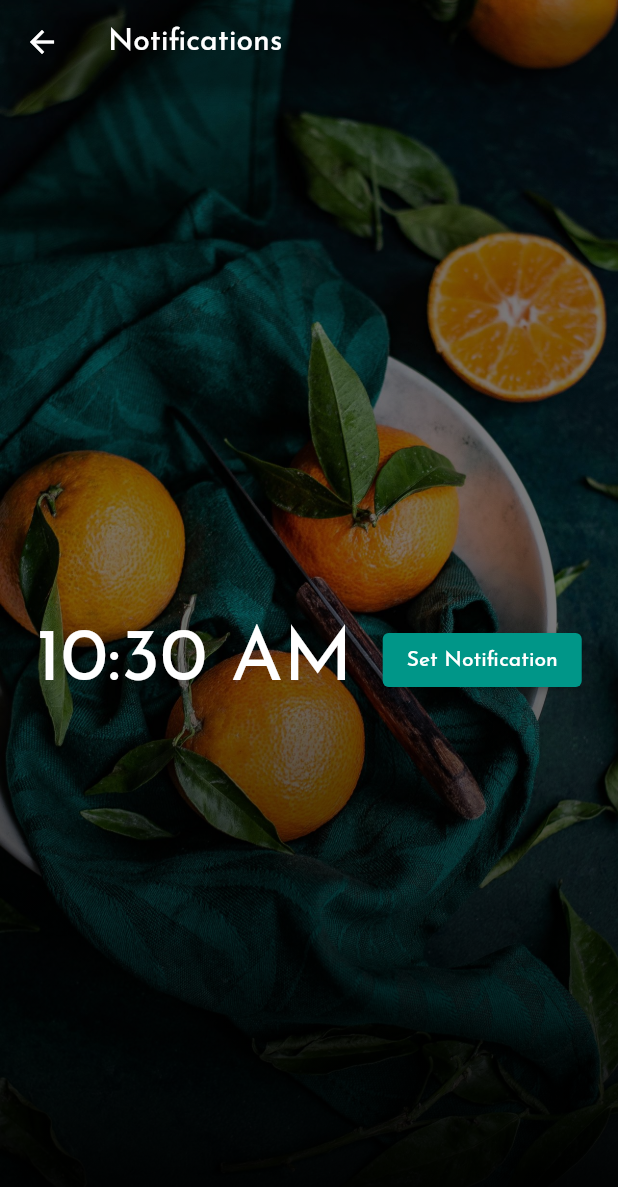
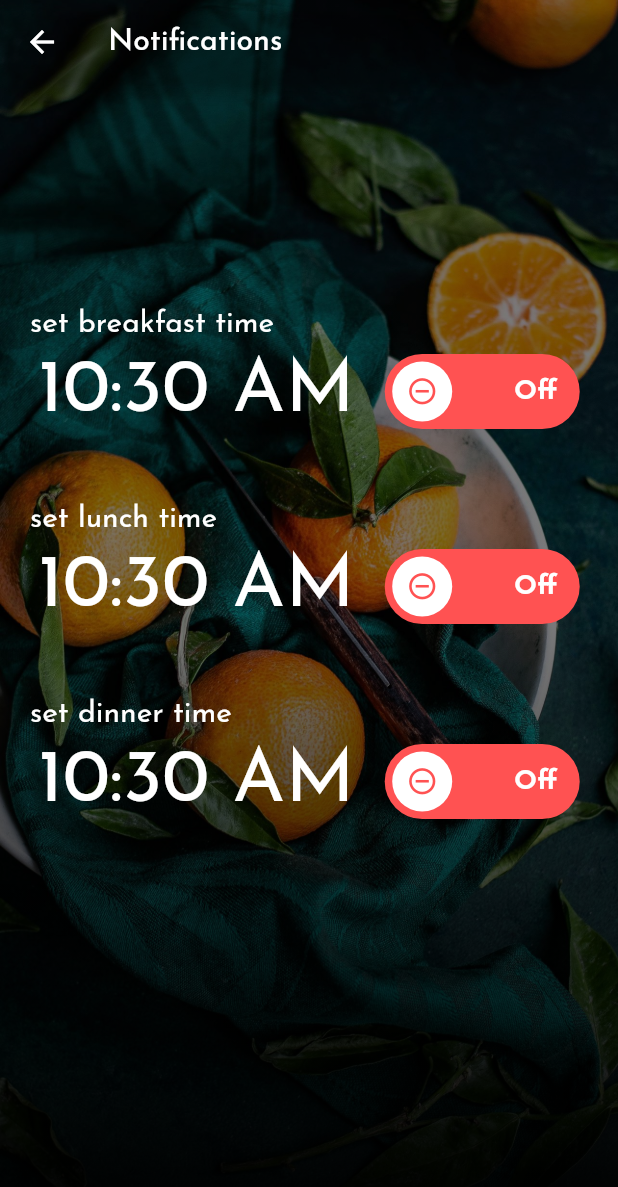
Before and after one commit to Software-Engineering-Project-Group-14/my_diet_guide, a Flutter app: the Notifications screen opened directly, on a phone screen of 412 x 824 dp. Shown: the top 1187 px of the screen. Run offline on Flutter 3.47's test engine with Material 2 defaults, Android fonts, the phone set to English and light mode, and no system bars; drawn by our look-alikes of lite_rolling_switch; our stand-ins replace cloud_firestore, device_preview, email_validator, firebase_auth, firebase_core, flutter_local_notifications and 6 more; missing offline and left inert: age_calculator; accounts and stored records are empty.

Commit message:
local notification functionality

```diff
--- a/lib/models/Notification.dart
+++ b/lib/models/Notification.dart
@@ -0,0 +1,128 @@
+import 'package:flutter/material.dart';
+import 'package:flutter_local_notifications/flutter_local_notifications.dart';
+import 'package:flutter_native_timezone/flutter_native_timezone.dart';
+import 'package:rxdart/rxdart.dart';
+import 'package:timezone/data/latest.dart' as tz;
+import 'package:timezone/timezone.dart' as tz;
+
+/// This class is used to schedule notifications
+/// For breakfast notification id =1
+/// For lunch notification id =2
+/// For dinner notification id =3
+
+class NotificationService{
+  final _notifications = FlutterLocalNotificationsPlugin();
+  final onNotification = BehaviorSubject<String?>();
+  late bool notificationState;
+  static NotificationService breakfastService = NotificationService(1, "Breakfast Time", "It's time to have breakfast", "Breakfast");
+  static NotificationService lunchService = NotificationService(2, "Lunch time", "It's time to have lunch", "Lunch");
+  static NotificationService dinnerService = NotificationService(3, "Dinner time", "It's time to have dinner", "Dinner");
+
+  static TimeOfDay breakfastTime = TimeOfDay.now();
+  static TimeOfDay lunchTime = TimeOfDay.now();
+  static TimeOfDay dinnerTime = TimeOfDay.now();
+
+  late int id;
+  late String title;
+  late String body;
+  late String payload;
+  late TimeOfDay time;
+  NotificationService(this.id, this.title, this.body, this.payload){
+    init();
+    removeNotificationState();
+    time = TimeOfDay.now();
+  }
+
+   void setNotificationState(){
+    notificationState = true;
+  }
+   void removeNotificationState(){
+    notificationState = false;
+  }
+
+  void setNotification(TimeOfDay time){
+    this.time = time;
+    showScheduledNotification(
+        id: id,
+        title: title,
+        body: body,
+        payload: payload,
+        scheduledDate: time);
+  }
+   Future init({bool initScheduled = false}) async{
+    _configureLocalTimeZone();
+    final android = AndroidInitializationSettings('@drawable/ic_stat_local_florist');
+    final ios = DarwinInitializationSettings();
+    final settings = InitializationSettings(android: android, iOS: ios);
+    await _notifications.initialize(
+      settings,
+        // onDidReceiveNotificationResponse: onDidReceiveNotificationResponse,
+    );
+    _notifications.resolvePlatformSpecificImplementation<
+        AndroidFlutterLocalNotificationsPlugin>()?.requestPermission();
+  }
+  void onDidReceiveNotificationResponse(String? payload) async {
+    print(payload);
+  }
+
+   void showScheduledNotification({
+    int id=0,
+    String? title,
+    String? body,
+    String? payload,
+    required TimeOfDay scheduledDate,
+})  async {
+     _notifications.zonedSchedule(
+       id,
+       title,
+       body,
+       _scheduleDaily(Time(scheduledDate.hour,scheduledDate.minute)),
+       await _notificationDetails(),
+       payload: payload,
+       uiLocalNotificationDateInterpretation: UILocalNotificationDateInterpretation.absoluteTime,
+       androidAllowWhileIdle: true,
+       matchDateTimeComponents: DateTimeComponents.time,
+     );
+   }
+
+
+   Future _notificationDetails() async{
+    return NotificationDetails(
+      android: AndroidNotificationDetails(
+        'channel id',
+        'channel name',
+        channelDescription: 'Description',
+        importance: Importance.max,
+        priority: Priority.max,
+        playSound: true,
+      ),
+      iOS: DarwinNotificationDetails()
+    );
+  }
+
+  tz.TZDateTime _scheduleDaily(Time time) {
+    final tz.TZDateTime now = tz.TZDateTime.now(tz.local);
+    final scheduleDate = tz.TZDateTime(
+      tz.local,
+      now.year,
+      now.month,
+      now.day,
+      time.hour,
+      time.minute,
+    );
+    return scheduleDate.isBefore(now)  //check if the time is in the past
+        ? scheduleDate.add(const Duration(days: 1))
+        : scheduleDate;
+  }
+  Future<void> _configureLocalTimeZone() async {
+    tz.initializeTimeZones();
+    final String timeZone = await FlutterNativeTimezone.getLocalTimezone();
+    tz.setLocalLocation(tz.getLocation(timeZone));
+  }
+
+
+
+  void cancelNotification() async{
+    await _notifications.cancel(id);
+  }
+}
--- a/lib/screens/notifications.dart
+++ b/lib/screens/notifications.dart
@@ -1,5 +1,6 @@
 import 'package:flutter/material.dart';
 import 'package:my_diet_guide/models/Notification.dart';
+import 'package:my_diet_guide/widgets/liteRollingSwitch.dart';
 import 'package:my_diet_guide/widgets/timePicker.dart';
 
 import '../core/services/local_notification_service.dart';
@@ -15,44 +16,58 @@ class Notifications extends StatefulWidget {
 }
 
 class _NotificationsState extends State<Notifications> {
-  TimeOfDay _breakfastTime = TimeOfDay.now();
-  TimeOfDay _lunchTime = TimeOfDay.now();
-  TimeOfDay _dinnerTime = TimeOfDay.now();
+  late TimeOfDay _breakfastTime;
+  late TimeOfDay _lunchTime;
+  late TimeOfDay _dinnerTime;
+
   late NotificationService breakfastService;
+  late NotificationService lunchService;
+  late NotificationService dinnerService;
+
   @override
   void initState() {
     super.initState();
-    NotificationService.init();
-    listenNotifications();
+    // listenNotifications();
     //breakfast notification
-     breakfastService = NotificationService(
-      1,
-      'Breakfast Time',
-      'It\'s time to eat breakfast',
-      'Eat breakfast',
-    );
+     breakfastService = NotificationService.breakfastService;
+     _breakfastTime = breakfastService.time;
+    //lunch notification
+    lunchService = NotificationService.lunchService;
+    _lunchTime = lunchService.time;
+    //dinner notification
+    dinnerService = NotificationService.dinnerService;
+    _dinnerTime = dinnerService.time;
   }
 
-  void listenNotifications() =>
-      NotificationService.onNotification.stream.listen(onClickedNotification);
+  // void listenNotifications() =>
+  //     breakfastService.onNotification.stream.listen(onClickedNotification);
+  //
+  // void onClickedNotification(String? payload) =>
+  //     Navigator.of(context).push(MaterialPageRoute(builder: (_) => Notifications()));
 
-  void onClickedNotification(String? payload) =>
-      Navigator.of(context).push(MaterialPageRoute(builder: (_) => Notifications()));
+  void _showTimePicker(String time){ //setting time according to the button pressed
 
-  void _showTimePicker(TimeOfDay time){ //setting time according to the button pressed
-    showTimePicker(context: context,
-        initialTime: TimeOfDay.now())
-        .then((value) => setState(() {
-      if(_breakfastTime == time){
+    if(time == "breakfastTime"){
+      showTimePicker(context: context, initialTime: _breakfastTime).
+        then((value) => setState(() {
           _breakfastTime = value!;
+          breakfastService.time = _breakfastTime;
+        }));
     }
-      else if(_lunchTime == time){
+    else if(time == "lunchTime"){
+      showTimePicker(context: context, initialTime: _lunchTime).
+        then((value) => setState(() {
           _lunchTime = value!;
+          lunchService.time = _lunchTime;
+        }));
     }
-      else if(_dinnerTime == time){
+    else if(time == "dinnerTime"){
+      showTimePicker(context: context, initialTime: _dinnerTime).
+        then((value) => setState(() {
           _dinnerTime = value!;
+          dinnerService.time = _dinnerTime;
+        }));
     }
-    }));
   }
 
   @override
@@ -68,16 +83,33 @@ class _NotificationsState extends State<Notifications> {
           ),
         ),
         body: SafeArea(
-          child: Center(
+
             child: SingleChildScrollView(
               child: Column(
                 children: [
+
+                  SizedBox(height: 150,),
+                  //breakfast notification
+                  Row(
+                    children: [
+                      SizedBox(width: 20,),
+                      Padding(
+                        padding: const EdgeInsets.fromLTRB(0, 0, 0, 10),
+                        child: Text("set breakfast time",
+                          style: TextStyle(fontSize: 20, color: Colors.white),
+                        ),
+                      ),
+                    ],
+                  ),
+
                 Row(
                   mainAxisAlignment: MainAxisAlignment.center,
                   children: [
+
+                    //breakfast time
                     GestureDetector(
                       onTap: () {
-                        _showTimePicker(_breakfastTime);
+                        _showTimePicker("breakfastTime");
                       },
                       child: Text(
                         _breakfastTime.format(context).toString(),
@@ -87,40 +119,91 @@ class _NotificationsState extends State<Notifications> {
                     ),
 
                     SizedBox(width: 20,),
+                    (breakfastService.notificationState)?
+                    LiteRollingSwitchDefined(notificationService: breakfastService, time: _breakfastTime, value: true,)
+                        : LiteRollingSwitchDefined(notificationService: breakfastService, time: _breakfastTime, value: false,),
+                  ],
+                ),
 
-                    // LiteRollingSwitch(
-                    //   value:true,
-                    //   textOn: "On",
-                    //   textOff: "Off",
-                    //   colorOn: Colors.greenAccent,
-                    //   colorOff: Colors.redAccent,
-                    //   iconOn: Icons.done,
-                    //   iconOff: Icons.remove_circle_outline,
-                    //   textSize: 18,
-                    //   onChanged: (bool position){
-                    //     print("button is $position");
-                    //   }, onTap: (){
-                    //   print("button is tapped12345");
-                    //   breakfastService.setNotification(_breakfastTime);
-                    // }, onDoubleTap: (){
-                    //
-                    // },onSwipe: (){
-                    //   print("swipe");
-                    // },
-                    // ),
-                    // TimePicker(),
-                    ElevatedButton(onPressed: () async{
-                      NotificationService.showScheduledNotification(
-                        id: 1,
-                        title: 'Breakfast Time',
-                        body: 'It\'s time to eat breakfast',
-                        payload: 'Eat breakfast',
-                          scheduledDate: TimeOfDay.now());
-                    }, child: Text('Set Notification'))
-                  ],
+                  SizedBox(height: 50,),
+
+                  //lunch notification
+                  Row(
+                    children: [
+                      SizedBox(width: 20,),
+                      Padding(
+                        padding: const EdgeInsets.fromLTRB(0, 0, 0, 10),
+                        child: Text("set lunch time",
+                          style: TextStyle(fontSize: 20, color: Colors.white),
+                        ),
                       ),
                     ],
                   ),
+
+                  Row(
+                    mainAxisAlignment: MainAxisAlignment.center,
+                    children: [
+
+                      //breakfast time
+                      GestureDetector(
+                        onTap: () {
+                          _showTimePicker("lunchTime");
+                        },
+                        child: Text(
+                          _lunchTime.format(context).toString(),
+                          style: TextStyle(color: Colors.white,
+                              fontSize: 50),
+                        ),
+                      ),
+
+                      SizedBox(width: 20,),
+
+                      (lunchService.notificationState)?
+                      LiteRollingSwitchDefined(notificationService: lunchService, time: _lunchTime, value: true,)
+                          : LiteRollingSwitchDefined(notificationService: lunchService, time: _lunchTime, value: false,),
+                    ],
+                  ),
+
+                  SizedBox(height: 50,),
+
+                  //dinner notification
+                  Row(
+                    children: [
+                      SizedBox(width: 20,),
+                      Padding(
+                        padding: const EdgeInsets.fromLTRB(0, 0, 0, 10),
+                        child: Text("set dinner time",
+                          style: TextStyle(fontSize: 20, color: Colors.white),
+                        ),
+                      ),
+                    ],
+                  ),
+
+                  Row(
+                    mainAxisAlignment: MainAxisAlignment.center,
+                    children: [
+
+                      //breakfast time
+                      GestureDetector(
+                        onTap: () {
+                          _showTimePicker("dinnerTime");
+                        },
+                        child: Text(
+                          _dinnerTime.format(context).toString(),
+                          style: TextStyle(color: Colors.white,
+                              fontSize: 50),
+                        ),
+                      ),
+
+                      SizedBox(width: 20,),
+
+                      (dinnerService.notificationState)?
+                      LiteRollingSwitchDefined(notificationService: dinnerService, time: _dinnerTime, value: true,)
+                          : LiteRollingSwitchDefined(notificationService: dinnerService, time: _dinnerTime, value: false,),
+                    ],
+                  ),
+
+                ],
               ),
             ),
           ),
--- /dev/null
+++ b/lib/widgets/liteRollingSwitch.dart
@@ -0,0 +1,46 @@
+import 'package:flutter/material.dart';
+import 'package:flutter_local_notifications/flutter_local_notifications.dart';
+import 'package:lite_rolling_switch/lite_rolling_switch.dart';
+import 'package:my_diet_guide/models/Notification.dart';
+
+class LiteRollingSwitchDefined extends StatefulWidget {
+  late NotificationService notificationService;
+  late TimeOfDay time;
+  late bool value;
+  LiteRollingSwitchDefined({Key? key, required this.notificationService, required this.time, required this.value}) : super(key: key);
+
+  @override
+  State<LiteRollingSwitchDefined> createState() => _LiteRollingSwitchDefinedState();
+}
+
+class _LiteRollingSwitchDefinedState extends State<LiteRollingSwitchDefined> {
+  @override
+  Widget build(BuildContext context) {
+    NotificationService notificationService = widget.notificationService;
+    TimeOfDay time = widget.time;
+    return   LiteRollingSwitch(
+          value: widget.value,
+          textOn: "On",
+          textOff: "Off",
+          colorOn: Colors.greenAccent,
+          colorOff: Colors.redAccent,
+          iconOn: Icons.done,
+          iconOff: Icons.remove_circle_outline,
+          textSize: 18,
+          onChanged: (bool position){
+            if(position){
+              notificationService.setNotification(time);
+              notificationService.setNotificationState(); //to switch on when the navigating to the notification page again
+            }
+            else{
+              notificationService.cancelNotification();
+              notificationService.removeNotificationState();
+            }
+          }, onTap: (){
+        }, onDoubleTap: (){
+
+        },onSwipe: (){
+        },
+    );
+  }
+}
--- a/lib/widgets/side_bar.dart
+++ b/lib/widgets/side_bar.dart
@@ -4,6 +4,7 @@ import 'package:flutter/material.dart';
 import 'package:font_awesome_flutter/font_awesome_flutter.dart';
 import 'package:my_diet_guide/screens/change_plan.dart';
 import 'package:my_diet_guide/screens/check_bmi.dart';
+import 'package:my_diet_guide/screens/notifications.dart';
 import 'package:my_diet_guide/screens/rate.dart';
 import 'package:my_diet_guide/widgets/background_image.dart';
 import 'package:my_diet_guide/widgets/blurred_background_image.dart';
@@ -72,7 +73,9 @@ class NavigationDrawer extends StatelessWidget {
               ListTile(
                 leading: Icon(Icons.notifications, size: 30, color: Colors.white,),
                 title: Text("Notifications", style: TextStyle(fontSize: 19, color: Colors.white,),),
-                onTap: (){},
+                onTap: (){
+                  Navigator.of(context).push(MaterialPageRoute(builder: (context)=>Notifications()));
+                },
               ),
               ListTile(
                 leading: Icon(Icons.edit_calendar_outlined, size: 30, color: Colors.white,),
```
Also changed, not shown: pubspec.yaml (+10 -5 lines), 6 other files. Lines whose indentation alone changed are shown as unchanged.
